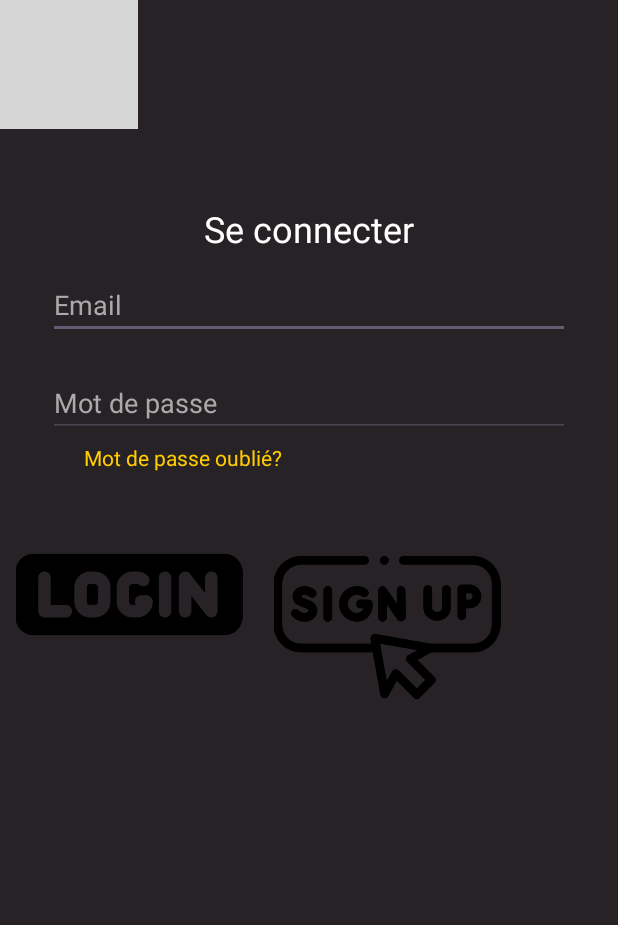
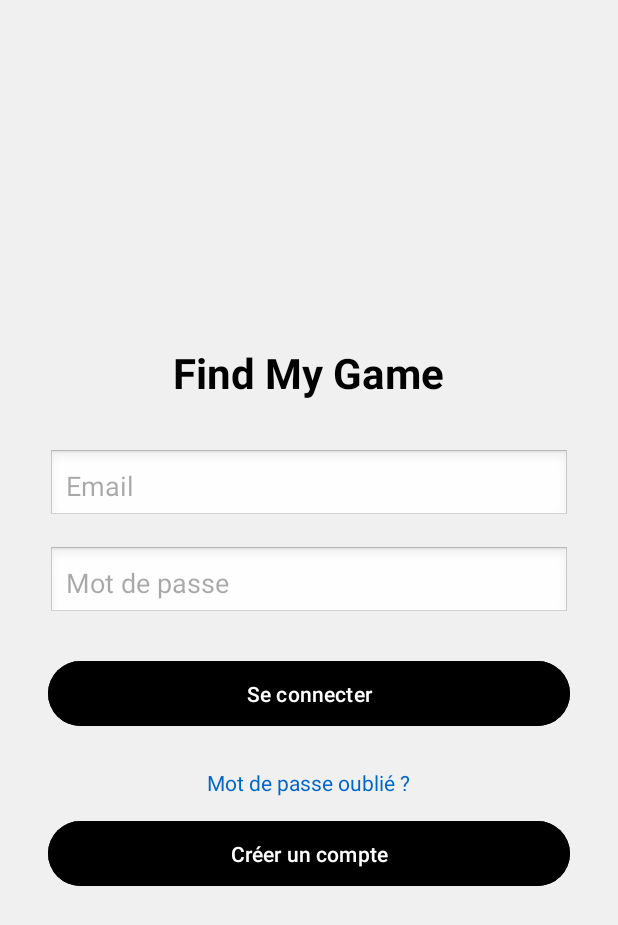
Before and after one commit to ChristianGibilaro/TCH099-project-de-session, an Android app: the screen it shows after launch (Login), on a phone screen of 412 x 824 dp. Shown: the top 925 px of the screen. Run offline under Robolectric (Android 15) with nearby library versions, the phone set to English and light mode, and no system bars; grey boxes are pictures that could not be loaded.

Commit message:
application du style aux pages login et sign up

```diff
--- a/app/src/main/java/com/example/lab1/Login.java
+++ b/app/src/main/java/com/example/lab1/Login.java
@@ -3,11 +3,13 @@ package com.example.lab1;
 import android.content.Intent;
 import android.os.Bundle;
 import android.view.View;
+import android.widget.Button;
 import android.widget.EditText;
-import android.widget.ImageView;
 import android.widget.TextView;
 import android.widget.Toast;
+
 import androidx.appcompat.app.AppCompatActivity;
+
 import org.json.JSONArray;
 import org.json.JSONException;
 import org.json.JSONObject;
@@ -16,9 +18,9 @@ public class Login extends AppCompatActivity {
 
     private EditText etEmail, etPassword;
     private TextView tvForgotPassword;
-    private ImageView ivLoginIcon, ivSignupIcon;
+    private Button btnLogin, btnSignup;
 
-    // JSON contenant uniquement le compte admin TEMPORAIRE!!!!!!!!!!!!!!!!!!
+    // JSON contenant uniquement le compte admin TEMPORAIRE
     private static final String JSON_DATA = "{\n" +
             "  \"clients\": [\n" +
             "      {\n" +
@@ -37,14 +39,14 @@ public class Login extends AppCompatActivity {
     @Override
     protected void onCreate(Bundle savedInstanceState) {
         super.onCreate(savedInstanceState);
-        setContentView(R.layout.activity_login);
+        setContentView(R.layout.activity_login); // Vérifie bien que c'est le bon layout
 
         // Initialisation des vues
         etEmail = findViewById(R.id.etEmail);
         etPassword = findViewById(R.id.etPassword);
         tvForgotPassword = findViewById(R.id.tvForgotPassword);
-        ivLoginIcon = findViewById(R.id.ivLoginIcon);
-        ivSignupIcon = findViewById(R.id.ivSignupIcon);
+        btnLogin = findViewById(R.id.btnLogin);
+        btnSignup = findViewById(R.id.btnSignup);
 
         // Si un email a été transmis depuis Register/forgot, le préremplir
         String registeredEmail = getIntent().getStringExtra("registeredEmail");
@@ -62,16 +64,16 @@ public class Login extends AppCompatActivity {
             }
         });
 
-        // Clic sur l'icône de login, vérification des identifiants
-        ivLoginIcon.setOnClickListener(new View.OnClickListener() {
+        // Clic sur le bouton de connexion : vérification des identifiants
+        btnLogin.setOnClickListener(new View.OnClickListener() {
             @Override
             public void onClick(View view) {
                 verifyCredentials();
             }
         });
 
-        // Clic sur l'icône de signup
-        ivSignupIcon.setOnClickListener(new View.OnClickListener() {
+        // Clic sur le bouton d'inscription
+        btnSignup.setOnClickListener(new View.OnClickListener() {
             @Override
             public void onClick(View view) {
                 Intent intent = new Intent(Login.this, Register.class);
--- a/app/src/main/res/layout/activity_login.xml
+++ b/app/src/main/res/layout/activity_login.xml
@@ -1,116 +1,68 @@
 <?xml version="1.0" encoding="utf-8"?>
-<androidx.constraintlayout.widget.ConstraintLayout xmlns:android="http://schemas.android.com/apk/res/android"
-    xmlns:app="http://schemas.android.com/apk/res-auto"
-    xmlns:tools="http://schemas.android.com/tools"
-    android:id="@+id/constraintLayout"
+<LinearLayout
+    xmlns:android="http://schemas.android.com/apk/res/android"
     android:layout_width="match_parent"
     android:layout_height="match_parent"
-    android:background="#272226">
-
-    <!-- Titre : Se connecter -->
-
-    <!-- Champ Email -->
+    android:orientation="vertical"
+    android:gravity="center"
+    android:padding="32dp"
+    android:background="#F0F0F0">
 
     <TextView
-        android:id="@+id/tvLoginTitle"
+        android:id="@+id/tvTitre"
         android:layout_width="wrap_content"
         android:layout_height="wrap_content"
-        android:layout_marginTop="136dp"
+        android:text="Find My Game"
+        android:textSize="28sp"
+        android:textStyle="bold"
+        android:layout_marginBottom="32dp"
+        android:textColor="#000000"/>
+
+    <EditText
+        android:id="@+id/etEmail"
+        android:layout_width="match_parent"
+        android:layout_height="wrap_content"
+        android:hint="Email"
+        android:inputType="textEmailAddress"
+        android:padding="12dp"
+        android:layout_marginBottom="16dp"
+        android:background="@android:drawable/edit_text"/>
+
+    <EditText
+        android:id="@+id/etPassword"
+        android:layout_width="match_parent"
+        android:layout_height="wrap_content"
+        android:hint="Mot de passe"
+        android:inputType="textPassword"
+        android:padding="12dp"
+        android:layout_marginBottom="24dp"
+        android:background="@android:drawable/edit_text"/>
+
+    <Button
+        android:id="@+id/btnLogin"
+        android:layout_width="match_parent"
+        android:layout_height="wrap_content"
         android:text="Se connecter"
+        android:backgroundTint="#000000"
         android:textColor="#FFFFFF"
-        android:textSize="24sp"
-        app:layout_constraintLeft_toLeftOf="parent"
-        app:layout_constraintRight_toRightOf="parent"
-        app:layout_constraintTop_toTopOf="parent" />
+        android:padding="12dp"
+        android:layout_marginBottom="24dp"/>
 
     <TextView
         android:id="@+id/tvForgotPassword"
         android:layout_width="wrap_content"
         android:layout_height="wrap_content"
-        android:layout_marginLeft="24dp"
-        android:layout_marginTop="4dp"
-        android:clickable="true"
-        android:focusable="true"
-        android:text="Mot de passe oublié?"
-        android:textColor="#FFCC00"
-        android:textSize="14sp"
-        app:layout_constraintLeft_toLeftOf="@id/etPassword"
-        app:layout_constraintTop_toBottomOf="@id/etPassword" />
+        android:text="Mot de passe oublié ?"
+        android:textColor="#0066CC"
+        android:layout_marginBottom="12dp"/>
 
-    <EditText
-        android:id="@+id/etEmail"
-        android:layout_width="0dp"
+    <Button
+        android:id="@+id/btnSignup"
+        android:layout_width="match_parent"
         android:layout_height="wrap_content"
-        android:layout_marginLeft="32dp"
-        android:layout_marginTop="12dp"
-        android:layout_marginRight="32dp"
-        android:hint="Email"
-        android:inputType="textEmailAddress"
+        android:text="Créer un compte"
+        android:backgroundTint="#000000"
         android:textColor="#FFFFFF"
-        android:textColorHint="#AAAAAA"
-        app:layout_constraintHorizontal_bias="0.0"
-        app:layout_constraintLeft_toLeftOf="parent"
-        app:layout_constraintRight_toRightOf="parent"
-        app:layout_constraintTop_toBottomOf="@id/tvLoginTitle" />
+        android:padding="12dp"/>
 
-    <EditText
-        android:id="@+id/etPassword"
-        android:layout_width="0dp"
-        android:layout_height="wrap_content"
-        android:layout_marginLeft="32dp"
-        android:layout_marginTop="20dp"
-        android:layout_marginRight="32dp"
-        android:hint="Mot de passe"
-        android:inputType="textPassword"
-        android:textColor="#FFFFFF"
-        android:textColorHint="#AAAAAA"
-        app:layout_constraintHorizontal_bias="0.0"
-        app:layout_constraintLeft_toLeftOf="parent"
-        app:layout_constraintRight_toRightOf="parent"
-        app:layout_constraintTop_toBottomOf="@id/etEmail" />
-
-    <ImageView
-        android:id="@+id/ivLoginIcon"
-        android:layout_width="172dp"
-        android:layout_height="151dp"
-        android:clickable="true"
-        android:contentDescription="Accéder à Register"
-        android:focusable="true"
-        android:src="@drawable/login"
-        app:layout_constraintTop_toTopOf="@+id/guideline"
-        tools:layout_editor_absoluteX="32dp" />
-
-    <ImageView
-        android:id="@+id/ivSignupIcon"
-        android:layout_width="172dp"
-        android:layout_height="151dp"
-        android:layout_marginTop="22dp"
-        android:clickable="true"
-        android:contentDescription="Accéder à Home"
-        android:focusable="true"
-        android:src="@drawable/signup"
-        app:layout_constraintStart_toEndOf="@+id/ivLoginIcon"
-        app:layout_constraintTop_toTopOf="@+id/guideline" />
-
-    <ImageView
-        android:id="@+id/imageView"
-        android:layout_width="92dp"
-        android:layout_height="86dp"
-        app:srcCompat="@drawable/logo"
-        tools:layout_editor_absoluteX="-2dp"
-        tools:layout_editor_absoluteY="2dp" />
-
-    <androidx.constraintlayout.widget.Guideline
-        android:id="@+id/guideline"
-        android:layout_width="wrap_content"
-        android:layout_height="wrap_content"
-        android:orientation="horizontal"
-        app:layout_constraintGuide_begin="321dp" />
-
-    <!-- Champ Mot de passe -->
-
-    <!-- Lien Mot de passe oublié -->
-
-    <!-- Conteneur des icônes -->
-
-</androidx.constraintlayout.widget.ConstraintLayout>
+</LinearLayout>
```
Also changed, not shown: app/src/main/res/layout/activity_register.xml (+90 -174 lines).
